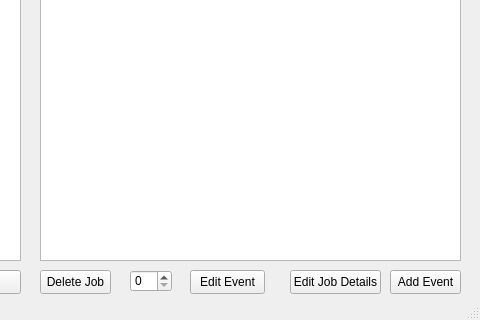
Old version of the form mainwindow.ui in the repository frenchcokes/Job-Tracker; both pictures show x 240 to 720 and y 220 to 540 of the 720 by 540 pixel window.
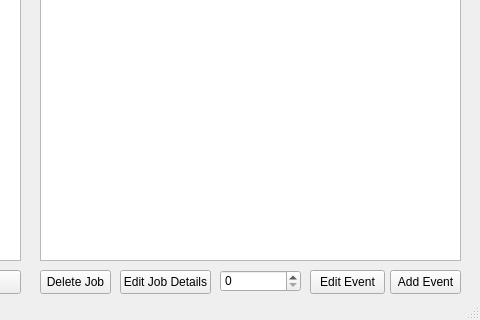
New version of the form. The open tabs and pages were chosen to show the change.

Patch:
```diff
--- a/mainwindow.ui
+++ b/mainwindow.ui
@@ -447,7 +447,7 @@
      <widget class="QPushButton" name="editJobDetailsPushButton">
       <property name="geometry">
        <rect>
-        <x>260</x>
+        <x>90</x>
         <y>480</y>
         <width>91</width>
         <height>24</height>
@@ -473,9 +473,9 @@
      <widget class="QSpinBox" name="spinBox">
       <property name="geometry">
        <rect>
-        <x>100</x>
+        <x>190</x>
         <y>480</y>
-        <width>42</width>
+        <width>81</width>
         <height>22</height>
        </rect>
       </property>
@@ -483,7 +483,7 @@
      <widget class="QPushButton" name="pushButton">
       <property name="geometry">
        <rect>
-        <x>160</x>
+        <x>280</x>
         <y>480</y>
         <width>75</width>
         <height>24</height>
```
Left out of the diff: 10 changed lines with no effect on the pictures.
